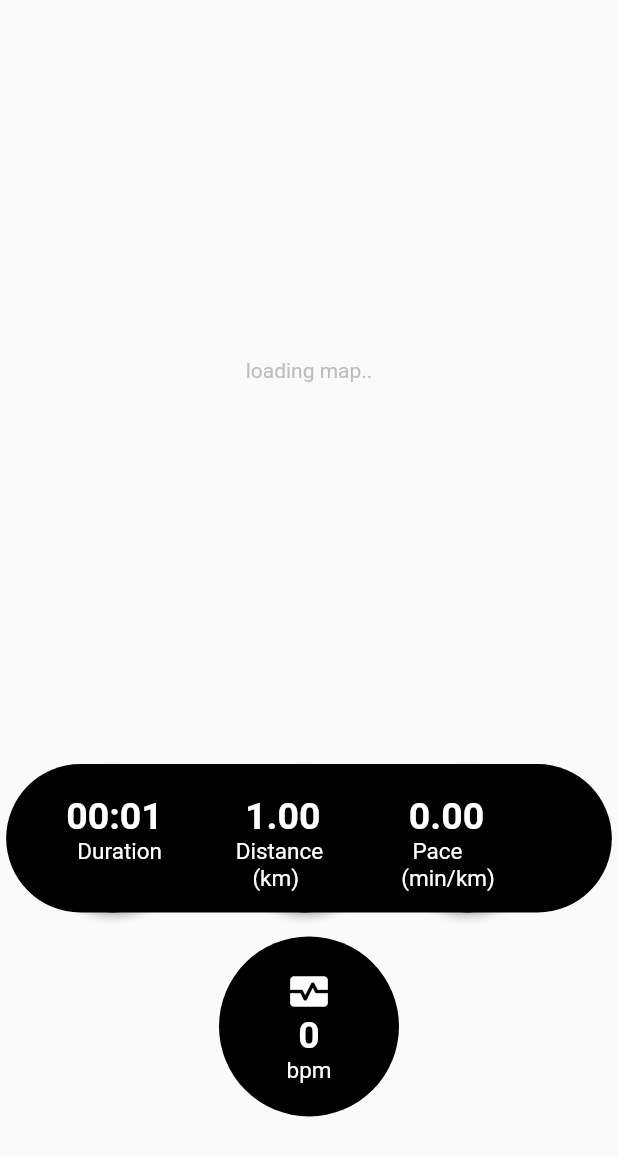
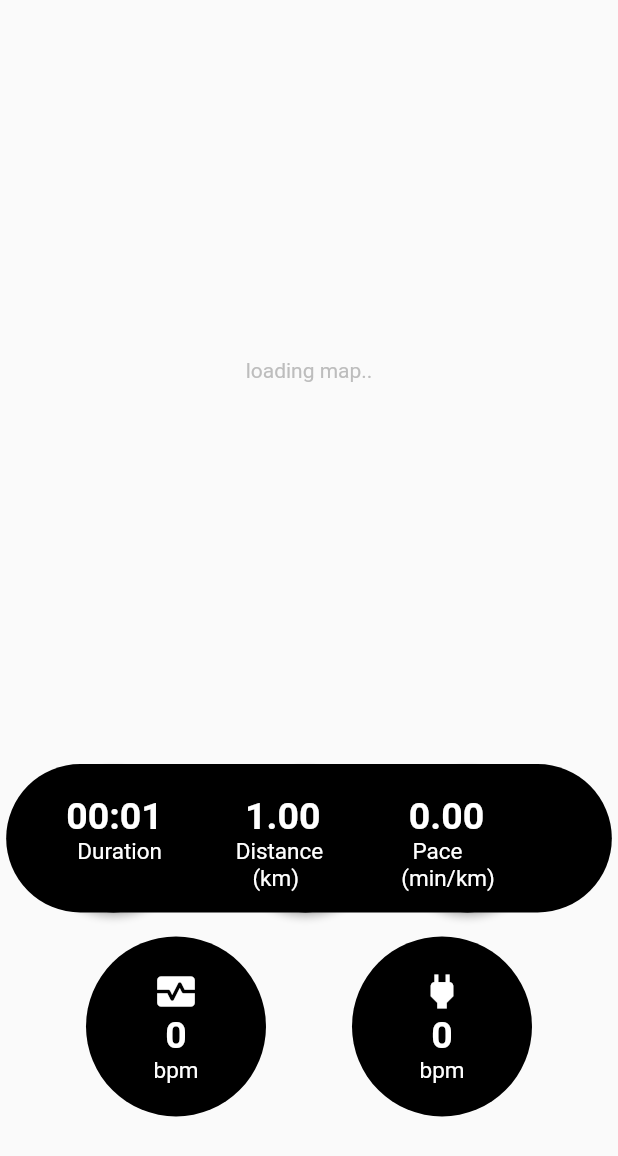
Before and after one commit to CrazedOwlBeast/Collaborative-Sport-Mobile, a Flutter app: the screen it shows after launch, after a tap on "GO!", on a phone screen of 412 x 824 dp. Shown: the top 1156 px of the screen. Run offline on Flutter 3.47's test engine with Material 2 defaults, Android fonts, the phone set to English and light mode, and no system bars; our stand-ins replace geolocator, google_fonts, google_maps_flutter, permission_handler; missing offline and left inert: flutter_ble_peripheral, flutter_reactive_ble; Roboto replaces fonts that are missing (Avenir-Medium).

Commit message:
Displayed power data and tested

```diff
--- a/lib/active_workout.dart
+++ b/lib/active_workout.dart
@@ -293,6 +293,9 @@ class _ActiveWorkoutState extends State<ActiveWorkout> {
             )
           ),
             const SizedBox(height: 16),
+            Row(
+              mainAxisAlignment: MainAxisAlignment.spaceEvenly,
+              children: [
                 CircleAvatar(
                   //padding: const EdgeInsets.fromLTRB(0, 50, 0, 0),
                     radius: 60,
@@ -316,6 +319,31 @@ class _ActiveWorkoutState extends State<ActiveWorkout> {
                         ]
                     )
                 ),
+                CircleAvatar(
+                  //padding: const EdgeInsets.fromLTRB(0, 50, 0, 0),
+                    radius: 60,
+                    backgroundColor: Colors.black,
+                    foregroundColor: Colors.white,
+                    child:
+                    Column(
+                        mainAxisAlignment: MainAxisAlignment.center,
+                        children: [
+                          Icon(Icons.power, size: 30,),
+                          Text(
+                            "$power",
+                            textAlign: TextAlign.center,
+                            style: TextStyle(fontSize: 25, color: Colors.white, fontWeight: FontWeight.w600),
+                          ),
+                          Text(
+                            "bpm",
+                            textAlign: TextAlign.center,
+                            style: TextStyle(fontSize: 15, color: Colors.white, fontWeight: FontWeight.w400),
+                          )
+                        ]
+                    )
+                ),
+              ],
+            ),
         ]
       )
     );
```
Lines whose indentation alone changed are shown as unchanged.
